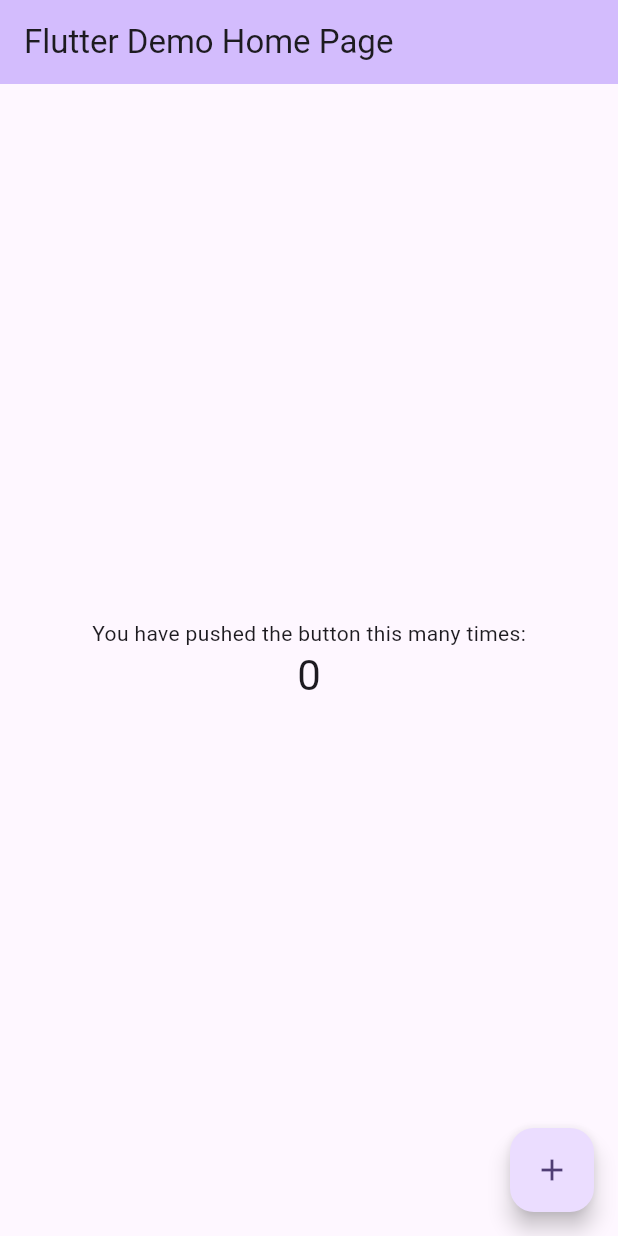
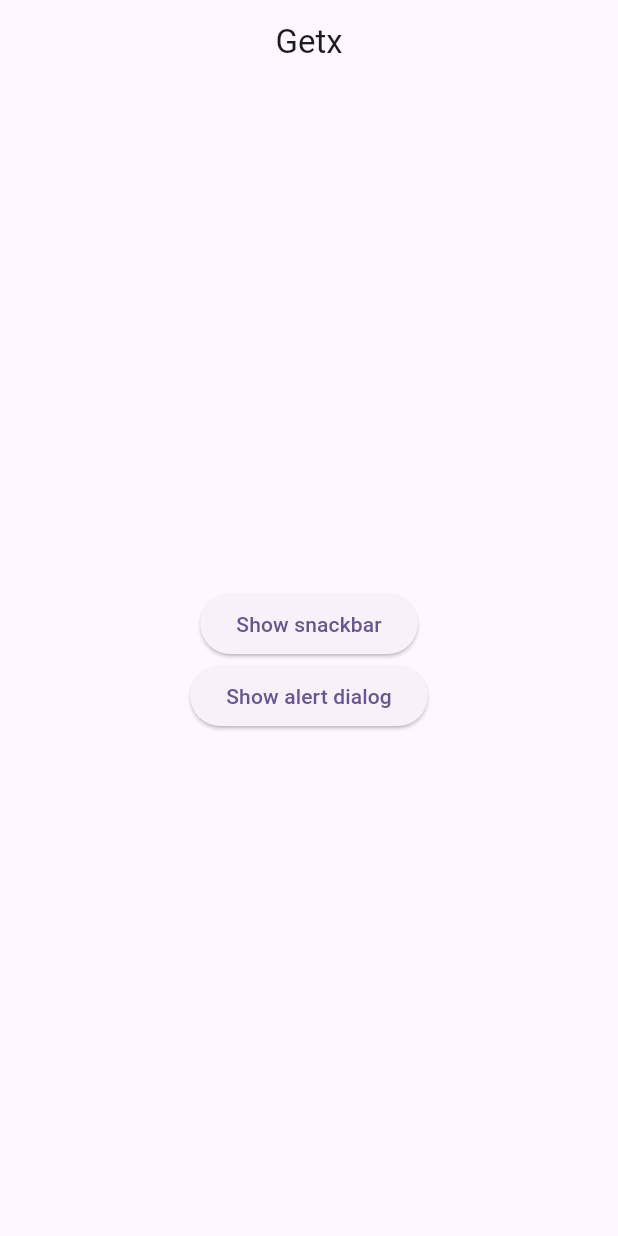
Before and after one commit to Athulprakash02/getx_project, a Flutter app: the screen it shows after launch, on a phone screen of 412 x 824 dp. Run offline on Flutter 3.47's test engine with Material 3 defaults, Android fonts, the phone set to English and light mode, and no system bars; our stand-ins replace get.

Commit message:
sackbar and alert box added

```diff
--- a/lib/main.dart
+++ b/lib/main.dart
@@ -1,4 +1,6 @@
 import 'package:flutter/material.dart';
+import 'package:get/get.dart';
+import 'package:getx_project/presentation/home/home.dart';
 
 void main() {
   runApp(const MyApp());
@@ -7,119 +9,16 @@ void main() {
 class MyApp extends StatelessWidget {
   const MyApp({super.key});
 
-  // This widget is the root of your application.
   @override
   Widget build(BuildContext context) {
-    return MaterialApp(
-      title: 'Flutter Demo',
+    return GetMaterialApp(
+
       theme: ThemeData(
-        // This is the theme of your application.
-        //
-        // TRY THIS: Try running your application with "flutter run". You'll see
-        // the application has a purple toolbar. Then, without quitting the app,
-        // try changing the seedColor in the colorScheme below to Colors.green
-        // and then invoke "hot reload" (save your changes or press the "hot
-        // reload" button in a Flutter-supported IDE, or press "r" if you used
-        // the command line to start the app).
-        //
-        // Notice that the counter didn't reset back to zero; the application
-        // state is not lost during the reload. To reset the state, use hot
-        // restart instead.
-        //
-        // This works for code too, not just values: Most code changes can be
-        // tested with just a hot reload.
+
         colorScheme: ColorScheme.fromSeed(seedColor: Colors.deepPurple),
         useMaterial3: true,
       ),
-      home: const MyHomePage(title: 'Flutter Demo Home Page'),
+      home: const HomeScreen(),
     );
   }
 }
-
-class MyHomePage extends StatefulWidget {
-  const MyHomePage({super.key, required this.title});
-
-  // This widget is the home page of your application. It is stateful, meaning
-  // that it has a State object (defined below) that contains fields that affect
-  // how it looks.
-
-  // This class is the configuration for the state. It holds the values (in this
-  // case the title) provided by the parent (in this case the App widget) and
-  // used by the build method of the State. Fields in a Widget subclass are
-  // always marked "final".
-
-  final String title;
-
-  @override
-  State<MyHomePage> createState() => _MyHomePageState();
-}
-
-class _MyHomePageState extends State<MyHomePage> {
-  int _counter = 0;
-
-  void _incrementCounter() {
-    setState(() {
-      // This call to setState tells the Flutter framework that something has
-      // changed in this State, which causes it to rerun the build method below
-      // so that the display can reflect the updated values. If we changed
-      // _counter without calling setState(), then the build method would not be
-      // called again, and so nothing would appear to happen.
-      _counter++;
-    });
-  }
-
-  @override
-  Widget build(BuildContext context) {
-    // This method is rerun every time setState is called, for instance as done
-    // by the _incrementCounter method above.
-    //
-    // The Flutter framework has been optimized to make rerunning build methods
-    // fast, so that you can just rebuild anything that needs updating rather
-    // than having to individually change instances of widgets.
-    return Scaffold(
-      appBar: AppBar(
-        // TRY THIS: Try changing the color here to a specific color (to
-        // Colors.amber, perhaps?) and trigger a hot reload to see the AppBar
-        // change color while the other colors stay the same.
-        backgroundColor: Theme.of(context).colorScheme.inversePrimary,
-        // Here we take the value from the MyHomePage object that was created by
-        // the App.build method, and use it to set our appbar title.
-        title: Text(widget.title),
-      ),
-      body: Center(
-        // Center is a layout widget. It takes a single child and positions it
-        // in the middle of the parent.
-        child: Column(
-          // Column is also a layout widget. It takes a list of children and
-          // arranges them vertically. By default, it sizes itself to fit its
-          // children horizontally, and tries to be as tall as its parent.
-          //
-          // Column has various properties to control how it sizes itself and
-          // how it positions its children. Here we use mainAxisAlignment to
-          // center the children vertically; the main axis here is the vertical
-          // axis because Columns are vertical (the cross axis would be
-          // horizontal).
-          //
-          // TRY THIS: Invoke "debug painting" (choose the "Toggle Debug Paint"
-          // action in the IDE, or press "p" in the console), to see the
-          // wireframe for each widget.
-          mainAxisAlignment: MainAxisAlignment.center,
-          children: <Widget>[
-            const Text(
-              'You have pushed the button this many times:',
-            ),
-            Text(
-              '$_counter',
-              style: Theme.of(context).textTheme.headlineMedium,
-            ),
-          ],
-        ),
-      ),
-      floatingActionButton: FloatingActionButton(
-        onPressed: _incrementCounter,
-        tooltip: 'Increment',
-        child: const Icon(Icons.add),
-      ), // This trailing comma makes auto-formatting nicer for build methods.
-    );
-  }
-}
--- /dev/null
+++ b/lib/presentation/home/home.dart
@@ -0,0 +1,34 @@
+import 'package:flutter/material.dart';
+import 'package:get/get.dart';
+
+class HomeScreen extends StatelessWidget {
+  const HomeScreen({super.key});
+
+  @override
+  Widget build(BuildContext context) {
+    return Scaffold(
+      appBar: AppBar(
+        title: Text('Getx'),
+        centerTitle: true,
+      ),
+      body: Center(
+        child: Column(
+          mainAxisAlignment: MainAxisAlignment.center,
+          children: [
+            ElevatedButton(
+                onPressed: () {
+                  Get.snackbar('title', 'message',
+                      snackPosition: SnackPosition.BOTTOM);
+                },
+                child: Text('Show snackbar')),
+            ElevatedButton(
+                onPressed: () {
+                  Get.defaultDialog();
+                },
+                child: Text('Show alert dialog'))
+          ],
+        ),
+      ),
+    );
+  }
+}
--- a/pubspec.yaml
+++ b/pubspec.yaml
@@ -35,6 +35,7 @@ dependencies:
   # The following adds the Cupertino Icons font to your application.
   # Use with the CupertinoIcons class for iOS style icons.
   cupertino_icons: ^1.0.6
+  get: ^4.6.6
 
 dev_dependencies:
   flutter_test:
```
Also changed, not shown: pubspec.lock.
